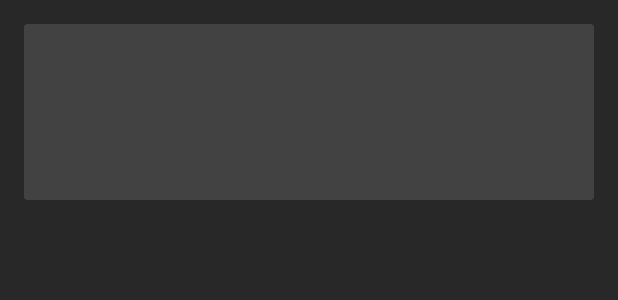
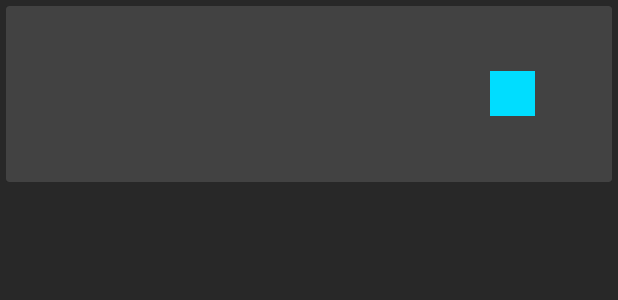
Before and after one commit to fuzzissick/Coach-Country, an Android app: the layout runner_card.xml on its own in the app's theme, with its tools: preview values and no code run, on a phone screen of 412 x 824 dp. Shown: the top 300 px of the screen. Run offline under Robolectric (Android 15) with nearby library versions, the phone set to English and light mode, and no system bars.

```diff
--- a/app/src/main/java/com/example/quade_laptop/coachcountry/CoachCountySessionActivity.java
+++ b/app/src/main/java/com/example/quade_laptop/coachcountry/CoachCountySessionActivity.java
@@ -313,8 +313,8 @@ public class CoachCountySessionActivity extends AppCompatActivity implements OnM
 
                         //Update Live Database
                         currentSession.setCurrentDistance(distanceTraveled);
-                        currentSession.setCurrentDuration(currentTime);
-                        currentSession.setCurrentLocation(newPoint);
+                        currentSession.setLCurrentDuration(currentTime);
+                        currentSession.setLatLngCurrentLocation(newPoint);
                         currentSession.setCurrentPace(currentPace);
                         currentSession.update(userDocRef);
 
--- a/app/src/main/java/com/example/quade_laptop/coachcountry/CoachHomePage.java
+++ b/app/src/main/java/com/example/quade_laptop/coachcountry/CoachHomePage.java
@@ -92,7 +92,10 @@ public class CoachHomePage extends AppCompatActivity implements OnMapReadyCallba
 
                         List<Runner> runners = new ArrayList<>();
                         for (QueryDocumentSnapshot doc : value) {
-                            runners.add(new Runner(doc));
+                            Runner runner = doc.toObject(Runner.class);
+                            if(runner.getLiveSession().getRunning()) {
+                                runners.add(runner);
+                            }
                         }
                         RunnerRVAdapter adapter = new RunnerRVAdapter(runners,CoachHomePage.this);
                         onlineRunnersRV.setAdapter(adapter);
--- a/app/src/main/java/com/example/quade_laptop/coachcountry/Pace.java
+++ b/app/src/main/java/com/example/quade_laptop/coachcountry/Pace.java
@@ -40,6 +40,10 @@ public class Pace {
         this.seconds = seconds;
     }
 
+    Pace(){
+
+    }
+
     public static Double calculatePace(Double distance, long currentTime, long previousTime) {
         Double timeInHour = ((currentTime - previousTime) / 1000.0) / 3600.0;
         Double inMiles = distance / 1609.344;
--- a/app/src/main/java/com/example/quade_laptop/coachcountry/RunnerRVAdapter.java
+++ b/app/src/main/java/com/example/quade_laptop/coachcountry/RunnerRVAdapter.java
@@ -70,7 +70,7 @@ public class RunnerRVAdapter extends RecyclerView.Adapter<RunnerRVAdapter.Person
     @Override
     public void onBindViewHolder(PersonViewHolder personViewHolder, int i) {
         personViewHolder.full_name.setText(runners.get(i).getFullName());
-        personViewHolder.event_group.setText("Event: " + runners.get(i).getEventGroup());
+        personViewHolder.event_group.setText("Event: " + runners.get(i).getEvent());
         personViewHolder.year_in_school.setText("Year: " + runners.get(i).getYear());
         personViewHolder.current_status.setText("Status: " + "Yeet"); //*****************************8
         personViewHolder.documentID = runners.get(i).getDocumentID();
--- a/app/src/main/res/layout/nav_header.xml
+++ b/app/src/main/res/layout/nav_header.xml
@@ -1,7 +1,7 @@
 <LinearLayout xmlns:android="http://schemas.android.com/apk/res/android"
     android:layout_width="match_parent"
     android:layout_height="192dp"
-    android:background="@drawable/mxc"
+    android:background="@drawable/yeet"
     android:gravity="bottom"
     android:orientation="vertical"
     android:padding="16dp"
--- a/app/src/main/res/layout/runner_card.xml
+++ b/app/src/main/res/layout/runner_card.xml
@@ -1,7 +1,8 @@
 <?xml version="1.0" encoding="utf-8"?>
 <LinearLayout xmlns:android="http://schemas.android.com/apk/res/android"
+    xmlns:app="http://schemas.android.com/apk/res-auto"
     android:layout_width="match_parent" android:layout_height="wrap_content"
-    android:padding="16dp"
+    android:padding="4dp"
     >
 
     <android.support.v7.widget.CardView
@@ -15,6 +16,15 @@
             android:layout_height="wrap_content"
             android:padding="16dp"
             >
+
+            <ImageView
+                android:id="@+id/blip_color"
+                android:layout_width="30dp"
+                android:layout_height="30dp"
+                android:layout_alignParentEnd="true"
+                android:layout_centerVertical="true"
+                android:layout_marginEnd="35dp"
+                app:srcCompat="@android:color/holo_blue_bright" />
 
             <TextView
                 android:layout_width="wrap_content"
```
Also changed, not shown: app/src/main/AndroidManifest.xml (+7 -5 lines), app/src/main/java/com/example/quade_laptop/coachcountry/LiveSession.java (+11 -2 lines), app/src/main/java/com/example/quade_laptop/coachcountry/Runner.java (+28 -11 lines), app/src/main/res/layout/activity_coach_home_page.xml (+16 -4 lines).
